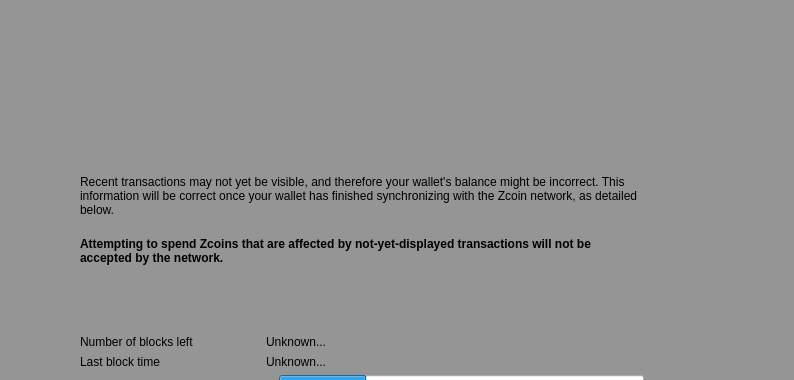
Before: the Qt Designer form src/qt/forms/modaloverlay.ui in IndexChain/Index-DIP3-Upgrade, drawn with Qt 5; both pictures show x 130 to 924 and y 0 to 380 of the 924 by 639 pixel window.
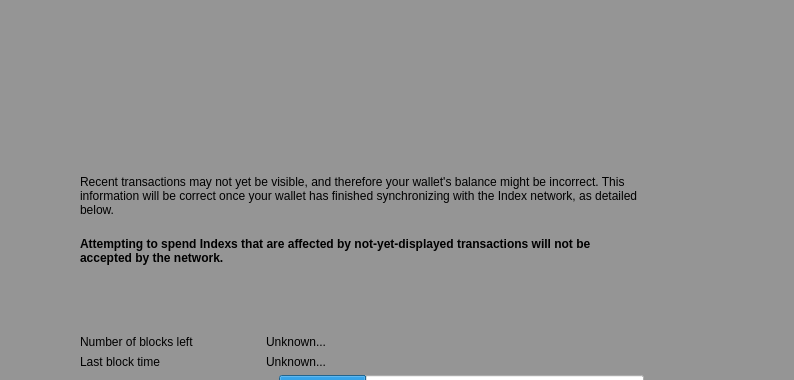
After: the same form once the commit is applied. Custom widgets are drawn as their Qt base class.

Commit message: Zcoin -> Index

What changed in the file:
```diff
--- a/src/qt/forms/modaloverlay.ui
+++ b/src/qt/forms/modaloverlay.ui
@@ -158,7 +158,7 @@
                  <item>
                   <widget class="QLabel" name="infoText">
                    <property name="text">
-                    <string>Recent transactions may not yet be visible, and therefore your wallet's balance might be incorrect. This information will be correct once your wallet has finished synchronizing with the Zcoin network, as detailed below.</string>
+                    <string>Recent transactions may not yet be visible, and therefore your wallet's balance might be incorrect. This information will be correct once your wallet has finished synchronizing with the Index network, as detailed below.</string>
                    </property>
                    <property name="textFormat">
                     <enum>Qt::RichText</enum>
@@ -177,7 +177,7 @@
                     </font>
                    </property>
                    <property name="text">
-                    <string>Attempting to spend Zcoins that are affected by not-yet-displayed transactions will not be accepted by the network.</string>
+                    <string>Attempting to spend Indexs that are affected by not-yet-displayed transactions will not be accepted by the network.</string>
                    </property>
                    <property name="textFormat">
                     <enum>Qt::RichText</enum>
```
The commit also changes 194 other files.
